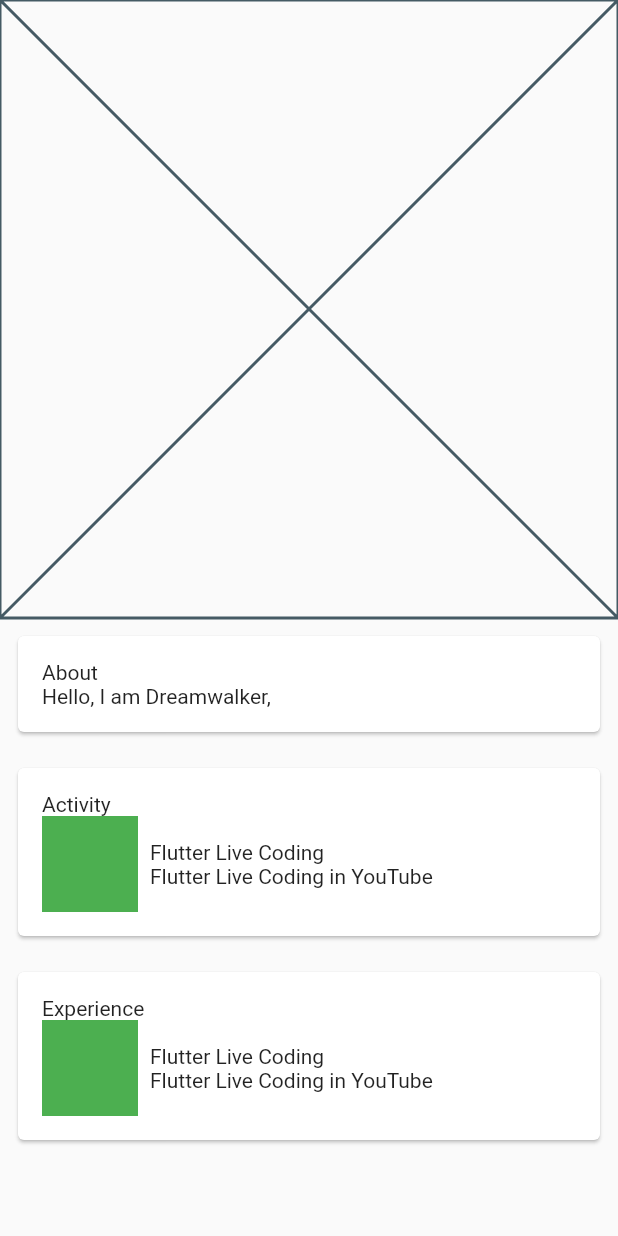
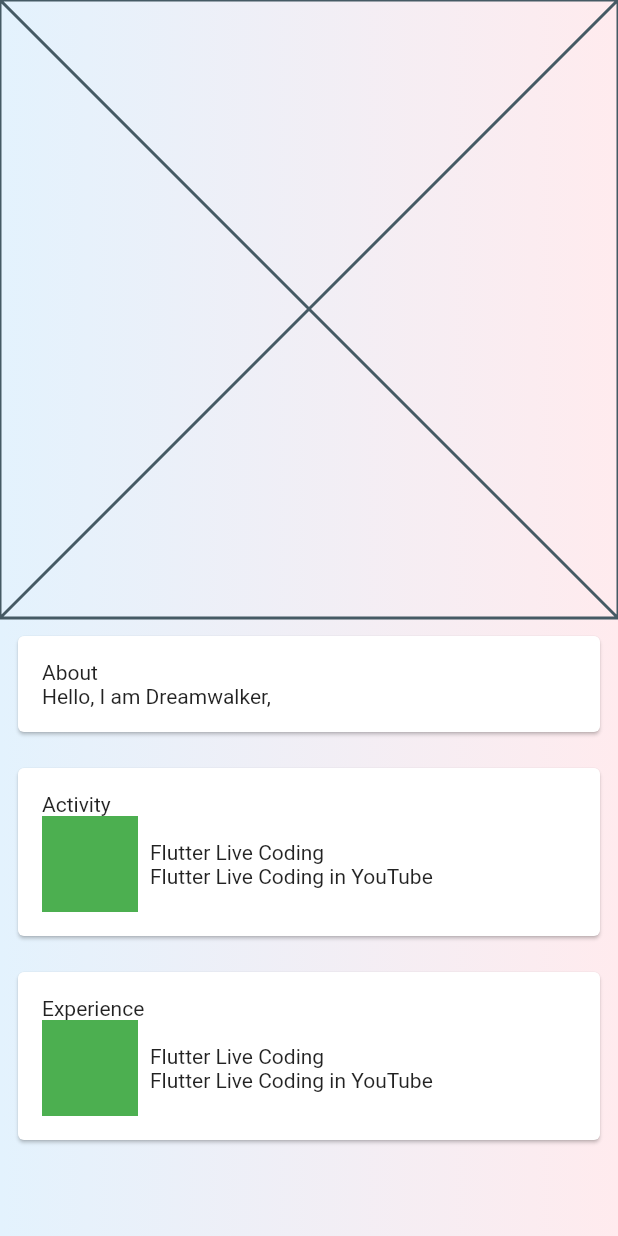
Before and after one commit to JAICHANGPARK/flutter_notebook_8th_story, a Flutter app: the ProfilePage screen opened directly, on a phone screen of 412 x 824 dp. Run offline on Flutter 3.47's test engine with Material 2 defaults, Android fonts, the phone set to English and light mode, and no system bars; our stand-ins replace badges, flutter_hooks, google_fonts, hooks_riverpod, state_notifier; network calls fail.

Commit message:
Update profile_page.dart

```diff
--- a/lib/ep580_linkedin_app/profile_page.dart
+++ b/lib/ep580_linkedin_app/profile_page.dart
@@ -13,6 +13,14 @@ class _ProfilePageState extends State<ProfilePage> {
       body: Container(
         height: MediaQuery.of(context).size.height,
         width: MediaQuery.of(context).size.width,
+        decoration: BoxDecoration(
+          gradient: LinearGradient(
+            colors: [
+              Colors.blue[50],
+              Colors.red[50],
+            ]
+          )
+        ),
         child: Column(
           children: [
             Expanded(
```
